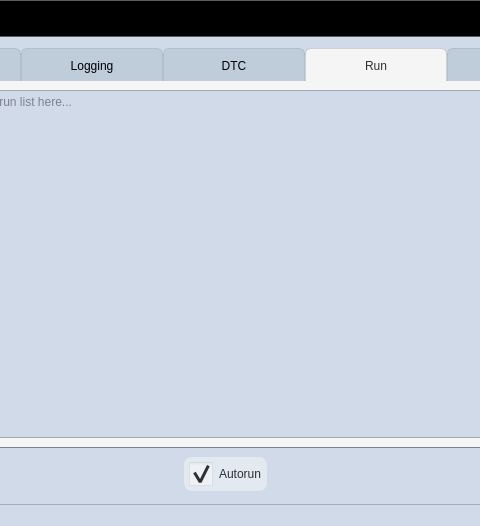
The window that AutomationGUI_ui.ui (vulevu121/AutomationGUI) describes before a commit, drawn with Qt 5; both pictures show x 130 to 610 and y 0 to 526 of the 800 by 526 pixel window.
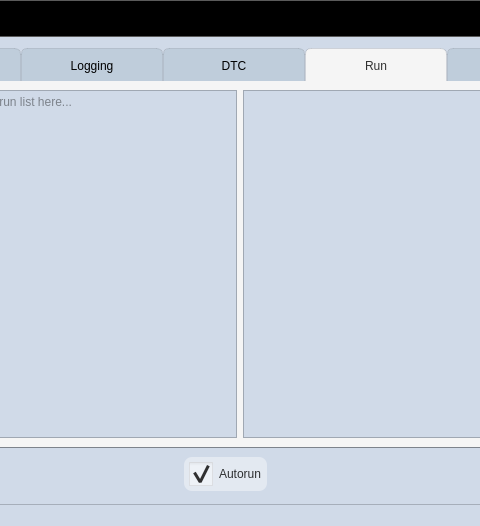
The same window after the commit. Icons and pictures are not drawn.

Commit message: Updated run tab

The edit to the form file:
```diff
--- a/AutomationGUI_ui.ui
+++ b/AutomationGUI_ui.ui
@@ -867,6 +867,9 @@
           </property>
          </widget>
         </item>
+        <item>
+         <widget class="QPlainTextEdit" name="runYesNoEdit"/>
+        </item>
         <item>
          <layout class="QVBoxLayout" name="verticalLayout_9">
           <item>
```
The commit also changes 4 other files.
